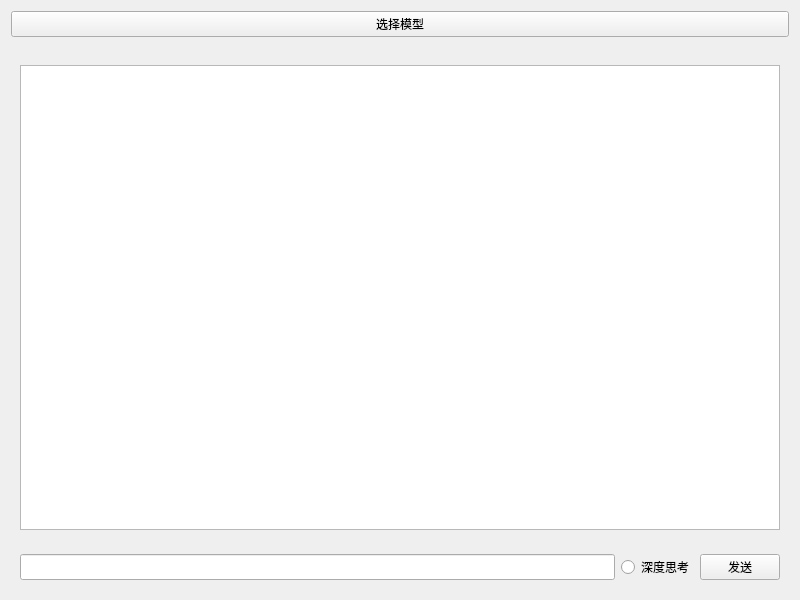
First picture: the form in widget.ui, repository yutian-9264/Chat_with_AI_locally, before the edit.
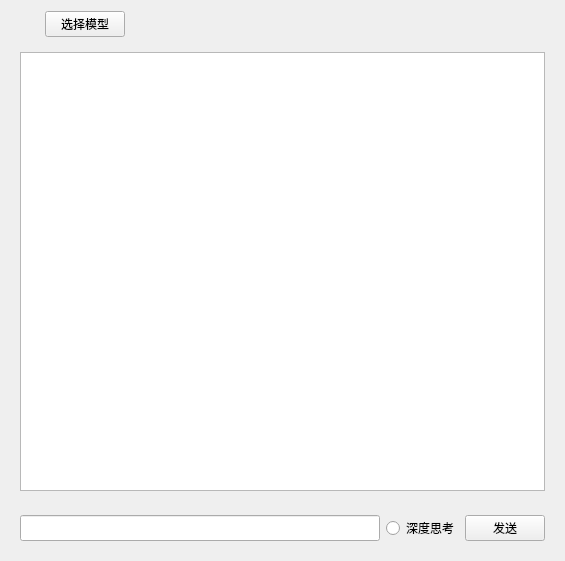
Second picture: the form after the edit.

Commit message: 在界面上显示当前选择的模型名称

```diff
--- a/widget.ui
+++ b/widget.ui
@@ -6,35 +6,84 @@
    <rect>
     <x>0</x>
     <y>0</y>
-    <width>800</width>
-    <height>600</height>
+    <width>565</width>
+    <height>561</height>
    </rect>
   </property>
   <property name="windowTitle">
    <string>Widget</string>
   </property>
-  <layout class="QGridLayout" name="gridLayout_2">
-   <item row="1" column="0">
-    <spacer name="verticalSpacer_2">
+  <layout class="QGridLayout" name="gridLayout">
+   <item row="0" column="0">
+    <spacer name="horizontalSpacer_2">
      <property name="orientation">
-      <enum>Qt::Vertical</enum>
+      <enum>Qt::Horizontal</enum>
      </property>
      <property name="sizeType">
-      <enum>QSizePolicy::Preferred</enum>
+      <enum>QSizePolicy::Fixed</enum>
      </property>
      <property name="sizeHint" stdset="0">
       <size>
-       <width>18</width>
-       <height>13</height>
+       <width>28</width>
+       <height>20</height>
       </size>
      </property>
     </spacer>
    </item>
-   <item row="2" column="0">
+   <item row="0" column="1">
+    <widget class="QPushButton" name="pushButton_2">
+     <property name="sizePolicy">
+      <sizepolicy hsizetype="Minimum" vsizetype="Fixed">
+       <horstretch>0</horstretch>
+       <verstretch>0</verstretch>
+      </sizepolicy>
+     </property>
+     <property name="text">
+      <string>选择模型</string>
+     </property>
+    </widget>
+   </item>
+   <item row="0" column="2">
+    <spacer name="horizontalSpacer">
+     <property name="orientation">
+      <enum>Qt::Horizontal</enum>
+     </property>
+     <property name="sizeType">
+      <enum>QSizePolicy::Fixed</enum>
+     </property>
+     <property name="sizeHint" stdset="0">
+      <size>
+       <width>40</width>
+       <height>20</height>
+      </size>
+     </property>
+    </spacer>
+   </item>
+   <item row="0" column="3">
+    <widget class="QLabel" name="label">
+     <property name="sizePolicy">
+      <sizepolicy hsizetype="Expanding" vsizetype="Preferred">
+       <horstretch>0</horstretch>
+       <verstretch>0</verstretch>
+      </sizepolicy>
+     </property>
+     <property name="text">
+      <string/>
+     </property>
+    </widget>
+   </item>
+   <item row="1" column="0" colspan="4">
     <widget class="QWidget" name="widget_2" native="true">
      <layout class="QVBoxLayout" name="verticalLayout">
       <item>
-       <widget class="QTextBrowser" name="textBrowser"/>
+       <widget class="QTextBrowser" name="textBrowser">
+        <property name="sizePolicy">
+         <sizepolicy hsizetype="Expanding" vsizetype="MinimumExpanding">
+          <horstretch>0</horstretch>
+          <verstretch>0</verstretch>
+         </sizepolicy>
+        </property>
+       </widget>
       </item>
       <item>
        <spacer name="verticalSpacer">
@@ -83,13 +132,6 @@
      </layout>
     </widget>
    </item>
-   <item row="0" column="0">
-    <widget class="QPushButton" name="pushButton_2">
-     <property name="text">
-      <string>选择模型</string>
-     </property>
-    </widget>
-   </item>
   </layout>
  </widget>
  <resources/>
```
The commit also changes 3 other files.
